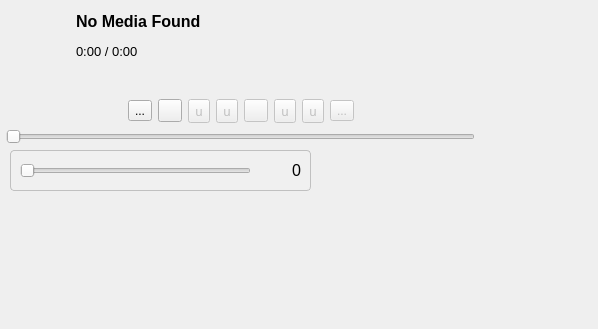
Old version of the form Player.ui in the repository CatIsNotFound/QMusicPlayer.
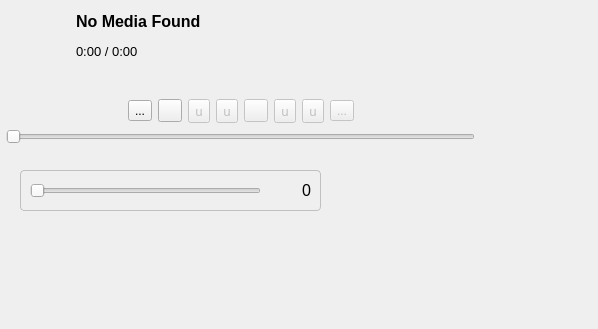
New version of the form. Icons and pictures are not drawn.

The edit to the form file:
```diff
--- a/Player.ui
+++ b/Player.ui
@@ -304,15 +304,14 @@
   <widget class="QWidget" name="widget_volume" native="true">
    <property name="geometry">
     <rect>
-     <x>10</x>
-     <y>150</y>
+     <x>20</x>
+     <y>170</y>
      <width>301</width>
      <height>41</height>
     </rect>
    </property>
    <property name="styleSheet">
     <string notr="true">QWidget {
-background-color: rgb(240, 240, 240);
 border: 1px solid rgb(192, 192, 192);
 border-radius: 4px;
 }
```
Left out of the diff: 4 changed lines with no effect on the pictures.
